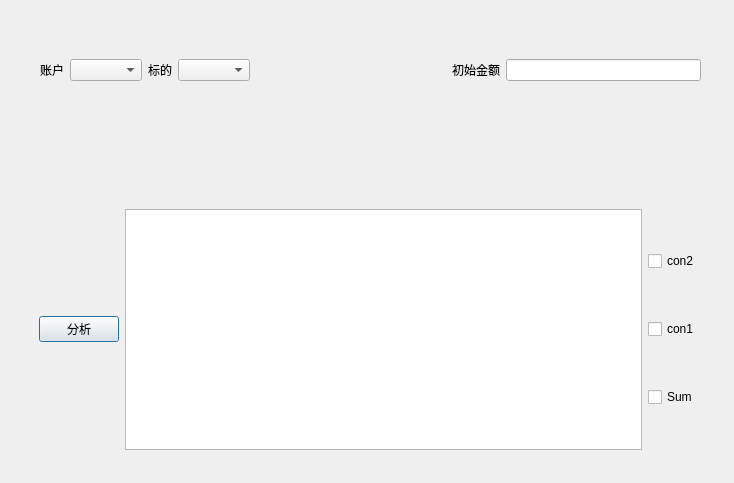
xiaobai721/vn.trader, file analysis/NetCurve.ui: the form before one commit.
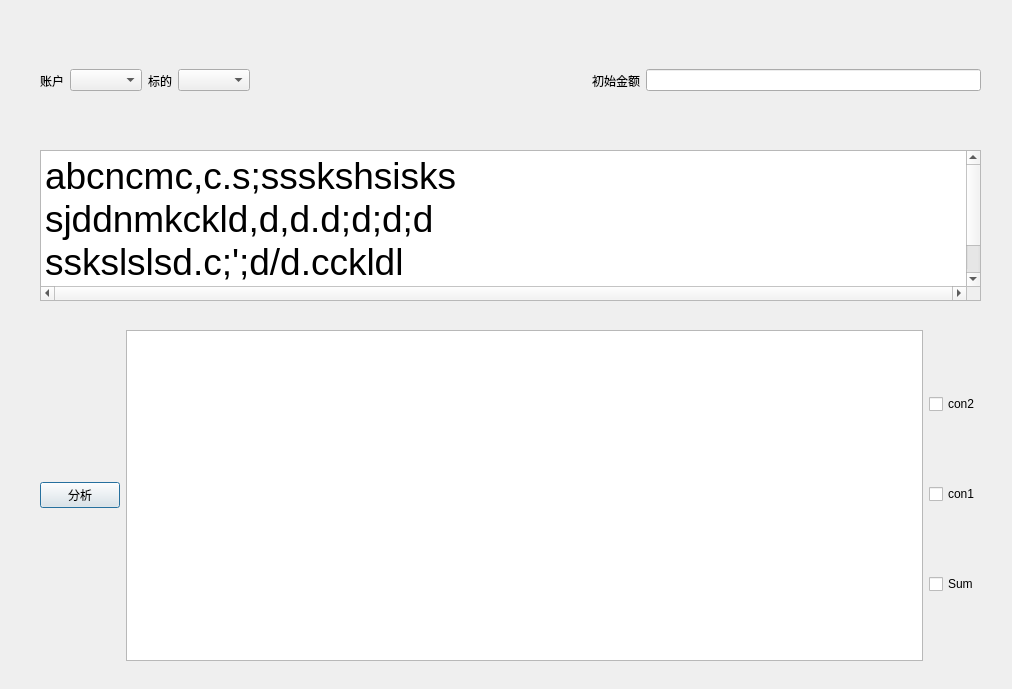
The form after the commit.

Commit message: analysis netCurve test complete except legend show

```diff
--- a/analysis/NetCurve.ui
+++ b/analysis/NetCurve.ui
@@ -6,23 +6,29 @@
    <rect>
     <x>0</x>
     <y>0</y>
-    <width>734</width>
-    <height>483</height>
+    <width>1012</width>
+    <height>689</height>
    </rect>
   </property>
   <property name="windowTitle">
    <string>Dialog</string>
   </property>
+  <property name="autoFillBackground">
+   <bool>true</bool>
+  </property>
   <widget class="QWidget" name="horizontalLayoutWidget">
    <property name="geometry">
     <rect>
      <x>40</x>
      <y>30</y>
-     <width>661</width>
-     <height>80</height>
+     <width>941</width>
+     <height>101</height>
     </rect>
    </property>
    <layout class="QHBoxLayout" name="horizontalLayout">
+    <property name="sizeConstraint">
+     <enum>QLayout::SetDefaultConstraint</enum>
+    </property>
     <item>
      <widget class="QLabel" name="labelAcctName">
       <property name="font">
@@ -77,26 +83,13 @@
     </item>
    </layout>
   </widget>
-  <widget class="QLabel" name="labelMetrics">
-   <property name="geometry">
-    <rect>
-     <x>40</x>
-     <y>150</y>
-     <width>661</width>
-     <height>41</height>
-    </rect>
-   </property>
-   <property name="text">
-    <string/>
-   </property>
-  </widget>
   <widget class="QWidget" name="horizontalLayoutWidget_2">
    <property name="geometry">
     <rect>
-     <x>39</x>
-     <y>209</y>
-     <width>661</width>
-     <height>241</height>
+     <x>40</x>
+     <y>330</y>
+     <width>941</width>
+     <height>331</height>
     </rect>
    </property>
    <layout class="QHBoxLayout" name="horizontalLayout_2">
@@ -137,6 +130,41 @@
     </item>
    </layout>
   </widget>
+  <widget class="QTextEdit" name="textEdit">
+   <property name="geometry">
+    <rect>
+     <x>40</x>
+     <y>150</y>
+     <width>941</width>
+     <height>151</height>
+    </rect>
+   </property>
+   <property name="focusPolicy">
+    <enum>Qt::WheelFocus</enum>
+   </property>
+   <property name="layoutDirection">
+    <enum>Qt::LeftToRight</enum>
+   </property>
+   <property name="midLineWidth">
+    <number>-1</number>
+   </property>
+   <property name="verticalScrollBarPolicy">
+    <enum>Qt::ScrollBarAlwaysOn</enum>
+   </property>
+   <property name="horizontalScrollBarPolicy">
+    <enum>Qt::ScrollBarAlwaysOn</enum>
+   </property>
+   <property name="html">
+    <string>&lt;!DOCTYPE HTML PUBLIC &quot;-//W3C//DTD HTML 4.0//EN&quot; &quot;http://www.w3.org/TR/REC-html40/strict.dtd&quot;&gt;
+&lt;html&gt;&lt;head&gt;&lt;meta name=&quot;qrichtext&quot; content=&quot;1&quot; /&gt;&lt;style type=&quot;text/css&quot;&gt;
+p, li { white-space: pre-wrap; }
+&lt;/style&gt;&lt;/head&gt;&lt;body style=&quot; font-family:'SimSun'; font-size:9pt; font-weight:400; font-style:normal;&quot;&gt;
+&lt;p style=&quot; margin-top:0px; margin-bottom:0px; margin-left:0px; margin-right:0px; -qt-block-indent:0; text-indent:0px;&quot;&gt;&lt;span style=&quot; font-size:28pt;&quot;&gt;abcncmc,c.s;ssskshsisks&lt;/span&gt;&lt;/p&gt;
+&lt;p style=&quot; margin-top:0px; margin-bottom:0px; margin-left:0px; margin-right:0px; -qt-block-indent:0; text-indent:0px;&quot;&gt;&lt;span style=&quot; font-size:28pt;&quot;&gt;sjddnmkckld,d,d.d;d;d;d&lt;/span&gt;&lt;/p&gt;
+&lt;p style=&quot; margin-top:0px; margin-bottom:0px; margin-left:0px; margin-right:0px; -qt-block-indent:0; text-indent:0px;&quot;&gt;&lt;span style=&quot; font-size:28pt;&quot;&gt;sskslslsd.c;';d/d.cckldl&lt;/span&gt;&lt;/p&gt;
+&lt;p style=&quot; margin-top:0px; margin-bottom:0px; margin-left:0px; margin-right:0px; -qt-block-indent:0; text-indent:0px;&quot;&gt;&lt;span style=&quot; font-size:28pt;&quot;&gt;kdc,cds;s;fkflol;lwp;][p&lt;/span&gt;&lt;/p&gt;&lt;/body&gt;&lt;/html&gt;</string>
+   </property>
+  </widget>
  </widget>
  <resources/>
  <connections/>
```
The commit also changes 2 other files.
